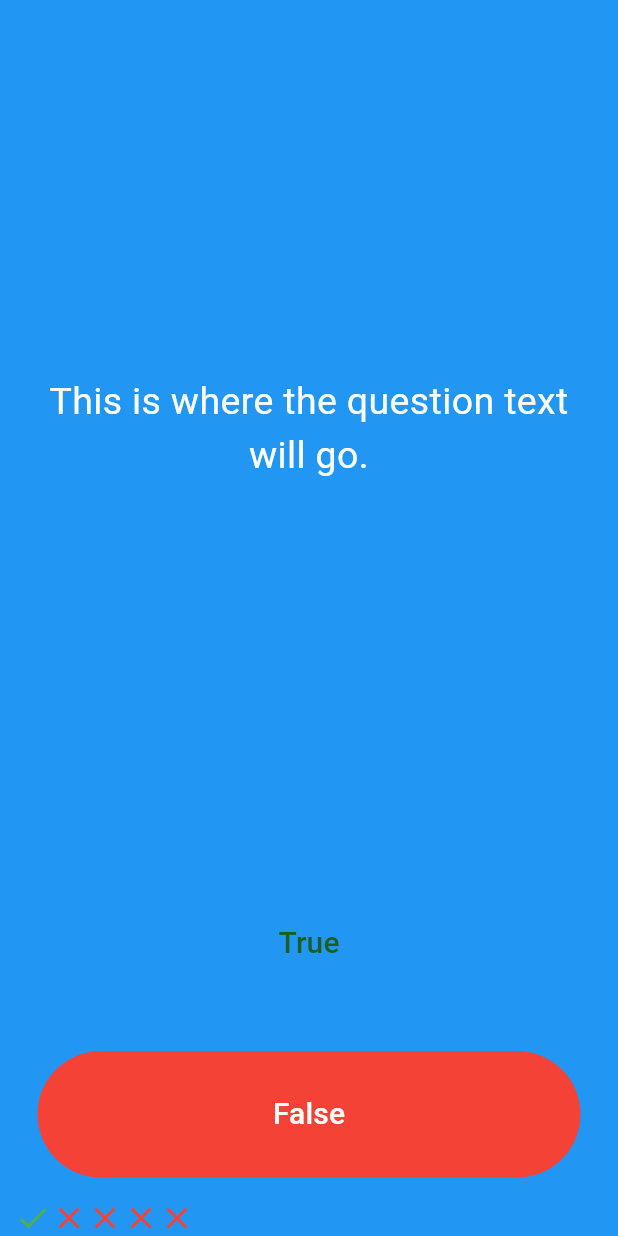
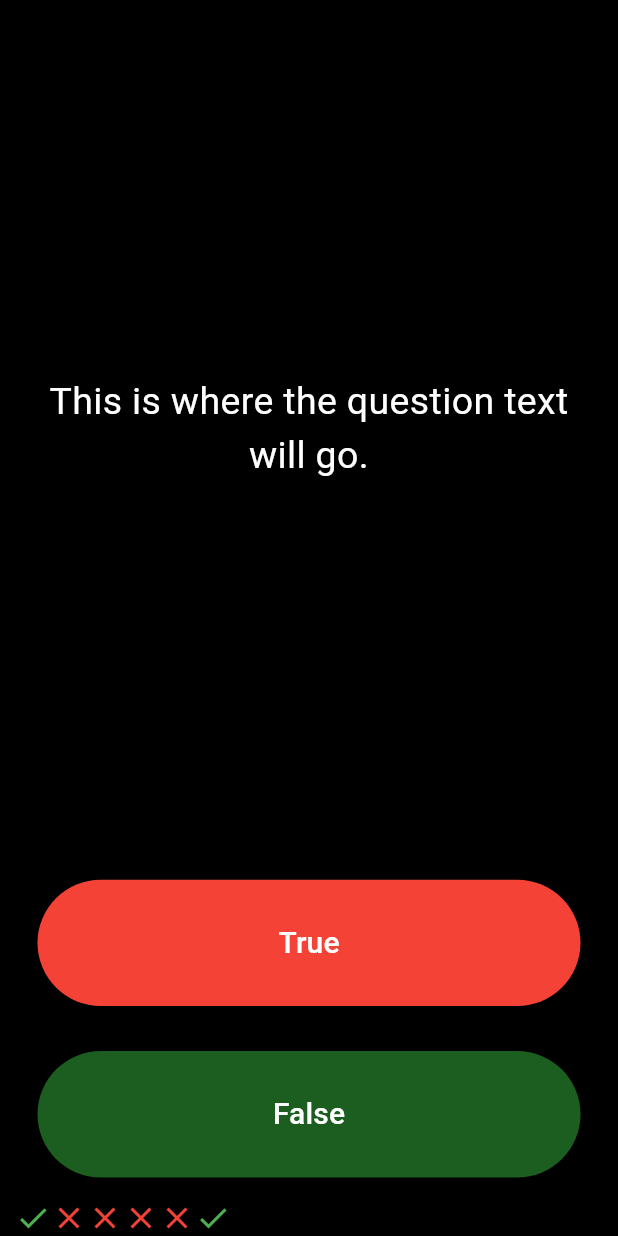
Before and after one commit to Shadislam1/quizzelar, a Flutter app: the screen it shows after launch, after a tap on "True", on a phone screen of 412 x 824 dp. Run offline on Flutter 3.47's test engine with Material 3 defaults, Android fonts, the phone set to English and light mode, and no system bars.

Commit message:
update new

```diff
--- a/lib/main.dart
+++ b/lib/main.dart
@@ -12,7 +12,7 @@ class Quizzler extends StatelessWidget {
   Widget build(BuildContext context) {
     return MaterialApp(
       home: Scaffold(
-        backgroundColor: Colors.blue,
+        backgroundColor: Colors.black,
         body: SafeArea(
           child: Padding(
             padding:EdgeInsets.symmetric(horizontal: 10.0) ,
@@ -85,27 +85,6 @@ class _QuizPageState extends State<QuizPage> {
 
           ),
 
-           Expanded(
-            child: Padding(padding: EdgeInsets.all(10.0),
-            child: TextButton(
-
-              onPressed: () {
-
-              },
-              child: Text(
-                'True',
-
-                style: TextStyle(
-
-                  color: Colors.green.shade900,
-                  fontSize: 20,
-                ),
-                ),
-              ),
-
-            )
-
-            ),
 
             Expanded(
              child: Padding(
@@ -115,10 +94,17 @@ class _QuizPageState extends State<QuizPage> {
             backgroundColor: MaterialStateProperty.all<Color>(Colors.red),
               ),
                onPressed: () {
-        // The user picked false.
+        // The user picked true.
+        setState(() {
+
+          scoreKeeper.add(
+                  Icon(Icons.check,color: Colors.green,),
+                 );
+        });
+
              },
              child: Text(
-        'False',
+                'True',
                style: TextStyle(
                  fontSize: 20.0,
                  color: Colors.white,
@@ -128,6 +114,29 @@ class _QuizPageState extends State<QuizPage> {
      ),
   ),
 
+
+    Expanded(child: Padding(
+      padding: EdgeInsets.all(15.0),
+      child: TextButton(
+        style: ButtonStyle(
+          backgroundColor: MaterialStateProperty.all<Color>(Colors.green.shade900),
+
+        ),
+        onPressed: () {
+
+        },
+        child: Text(
+          'False',
+          style: TextStyle(
+            fontSize: 20.0,
+            color: Colors.white,
+          ),
+        ),
+
+      ),
+      ),
+
+      ),
           Row(
 
             children: scoreKeeper,
```
Lines whose indentation alone changed are shown as unchanged.
